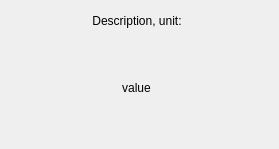
niitfa/RSCAN_DOSE_GUI, file RSCAN_DOSE/src/widgets/widgetvalue.ui: the form before one commit.
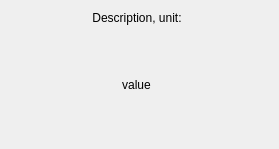
The form after the commit.

What changed in the file:
```diff
--- a/RSCAN_DOSE/src/widgets/widgetvalue.ui
+++ b/RSCAN_DOSE/src/widgets/widgetvalue.ui
@@ -26,7 +26,7 @@
          <property name="sizeHint" stdset="0">
           <size>
            <width>40</width>
-           <height>20</height>
+           <height>0</height>
           </size>
          </property>
         </spacer>
@@ -49,7 +49,7 @@
          <property name="sizeHint" stdset="0">
           <size>
            <width>40</width>
-           <height>20</height>
+           <height>0</height>
           </size>
          </property>
         </spacer>
```
